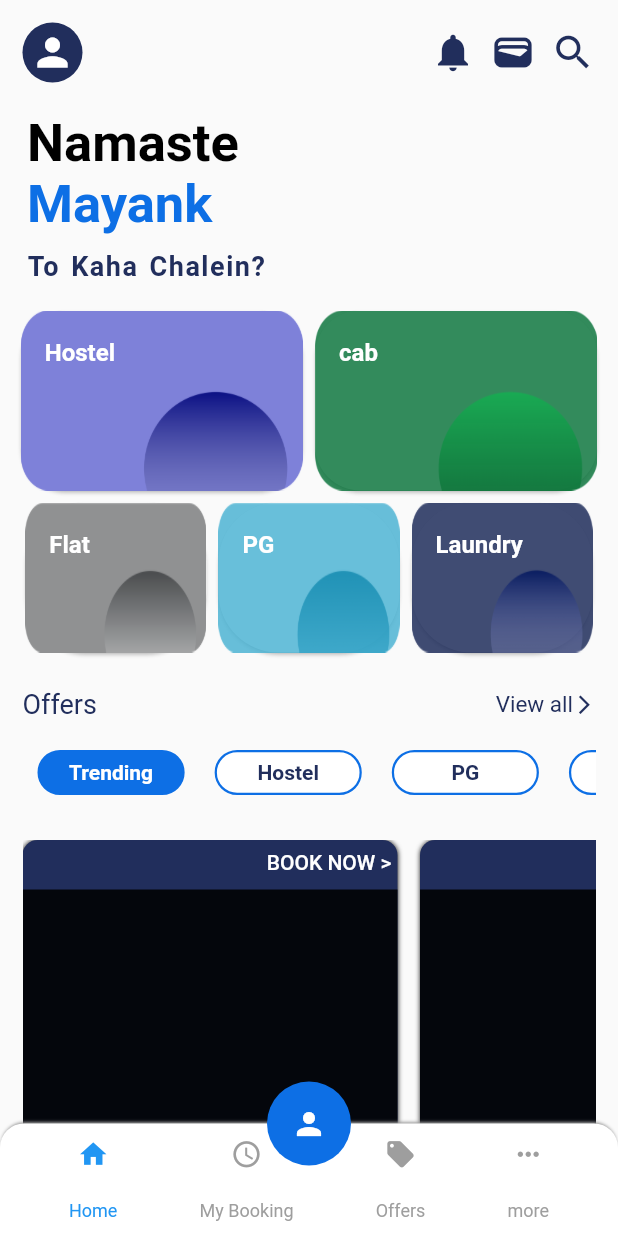
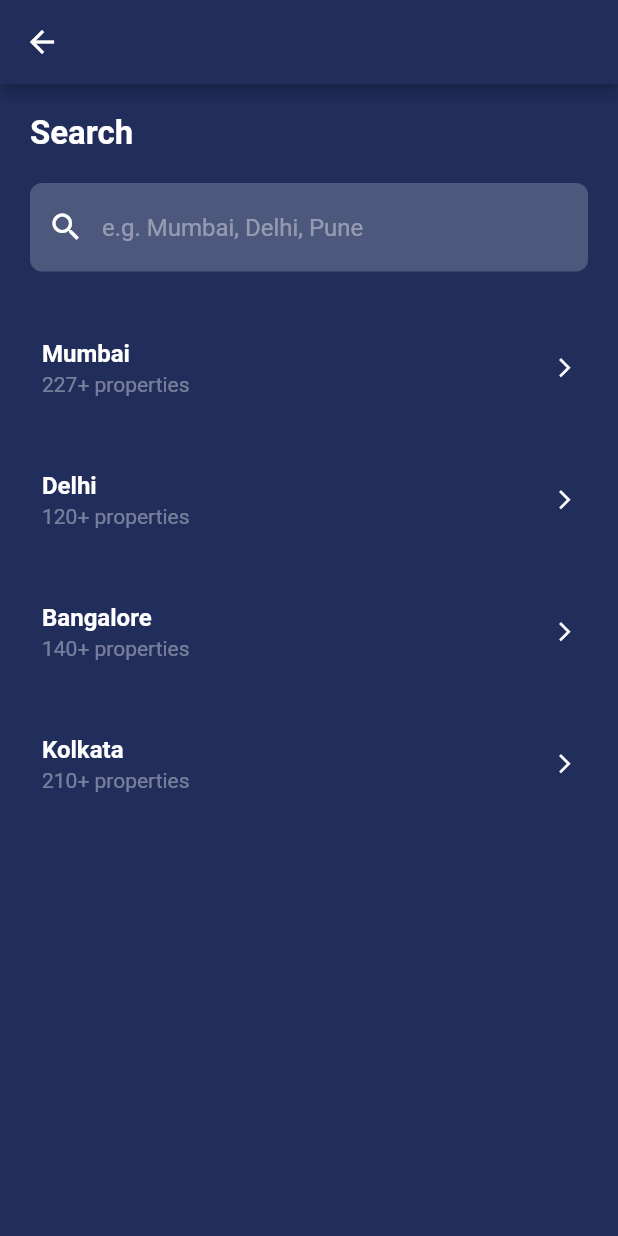
Before and after one commit to SK-0911/Roommate-App, a Flutter app: the screen it shows after launch, on a phone screen of 412 x 824 dp. Run offline on Flutter 3.47's test engine with Material 2 defaults, Android fonts, the phone set to English and light mode, and no system bars; our stand-ins replace another_carousel_pro, carousel_slider.

Commit message:
search page implemented

```diff
--- /dev/null
+++ b/lib/Screens/clothingList.dart
@@ -0,0 +1,9 @@
+import 'package:flutter/material.dart';
+
+List cloths = ["Shirts", "Pants", "Blazer"];
+
+Widget addCategory(context){
+  return Column(
+
+  );
+}
--- /dev/null
+++ b/lib/Screens/search.dart
@@ -0,0 +1,116 @@
+import 'package:flutter/material.dart';
+import 'package:sb/const/CustomColors.dart';
+import '../const/cities.dart';
+
+class Search extends StatefulWidget {
+  const Search({Key? key}) : super(key: key);
+
+  @override
+  State<Search> createState() => _SearchState();
+}
+
+class _SearchState extends State<Search> {
+
+  static List main_cities_list = [
+    CitiesList("Mumbai", 227),
+    CitiesList("Delhi", 120),
+    CitiesList("Bangalore", 140),
+    CitiesList("Kolkata", 210),
+  ];
+
+  List displayList = List.from(main_cities_list);
+
+  // Function to update list
+  void filterList(String value){
+      setState(() {
+        displayList = main_cities_list;
+        displayList = main_cities_list.where((element) => element.name.toLowerCase().contains(value)).toList();
+      });
+  }
+
+  @override
+  Widget build(BuildContext context) {
+    return Scaffold(
+      appBar: AppBar(
+        backgroundColor: AppColors.darkBlueTheme,
+        leading: BackButton(),
+      ),
+      backgroundColor: AppColors.darkBlueTheme,
+      body: Padding(
+        padding: EdgeInsets.all(20),
+        child: Column(
+          mainAxisAlignment: MainAxisAlignment.start,
+          crossAxisAlignment: CrossAxisAlignment.start,
+          children: [
+            const Text(
+              "Search",
+              style: TextStyle(
+                color: Colors.white,
+                fontSize: 22.0,
+                fontWeight: FontWeight.bold,
+              ),
+            ),
+            const SizedBox(height: 20.0),
+
+            TextField(
+              onChanged: (val) => filterList(val),
+              decoration: InputDecoration(
+                filled: true,
+                fillColor: Colors.white.withOpacity(0.2),
+                border: OutlineInputBorder(
+                  borderRadius: BorderRadius.circular(8.0),
+                  borderSide: BorderSide.none,
+                ),
+                hintText: "e.g. Mumbai, Delhi, Pune",
+                hintStyle: TextStyle(
+                  color: Colors.white.withOpacity(0.4),
+                ),
+                prefixIcon: Icon(Icons.search),
+                prefixIconColor: Colors.white,
+              ),
+            ),
+
+            SizedBox(height: 20),
+
+            Container(
+              child: Expanded(
+                  child: displayList.length > 0 ? ListView.builder(
+                      itemCount: displayList.length,
+                      itemBuilder: (context,index) => ListTile(
+                        contentPadding: EdgeInsets.all(8.0),
+                        title: Text(
+                          displayList[index].name,
+                          style: const TextStyle(
+                            color: Colors.white,
+                            fontWeight: FontWeight.bold,
+                          ),
+                        ),
+                        subtitle: Text(
+                          '${displayList[index].properties}+ properties',
+                          style: TextStyle(
+                            color: Colors.white38,
+                          ),
+                        ),
+                        trailing: Icon(
+                            Icons.arrow_forward_ios_outlined,
+                            color: Colors.white,
+                            size: 15,
+                        ),
+                      ),
+                  ) : const Center(
+                      child: Text(
+                        "No cities found",
+                        style: TextStyle(
+                            color: Colors.white,
+                            fontSize: 20,
+                        ),
+                      )
+                  ),
+              ),
+            )
+          ],
+        ),
+      ),
+    );
+  }
+}
--- /dev/null
+++ b/lib/const/cities.dart
@@ -0,0 +1,6 @@
+class CitiesList{
+  String name;
+  int properties;
+
+  CitiesList(this.name, this.properties);
+}
--- a/lib/const/imagename.dart
+++ b/lib/const/imagename.dart
@@ -7,3 +7,6 @@ const cabcard ="assets/icons/cabcard.png";
 const Flatcard ="assets/icons/pgcard.png";
 const Pgcard ="assets/icons/flatcard.png";
 const Laundrycard ="assets/icons/laundrycard.png";
+const fbIcon = "assets/icons/facebook.png";
+const appleIcon = "assets/icons/apple.png";
+const googleIcon = "assets/icons/google.png";
--- a/lib/main.dart
+++ b/lib/main.dart
@@ -4,6 +4,7 @@ import 'package:sb/laundry.dart';
 import 'package:sb/splash.dart';
 import 'package:sb/login.dart';
 import 'hostelListing.dart';
+import 'package:sb/Screens/search.dart';
 
 void main() {
   runApp(const MyApp());
@@ -21,7 +22,7 @@ class MyApp extends StatelessWidget {
       theme: ThemeData(
         primarySwatch: Colors.blue,
       ),
-      home: MyHomePage(title: ""),
+      home: Search(),
       debugShowCheckedModeBanner: false,
     );
   }
```
Also changed, not shown: pubspec.lock.
